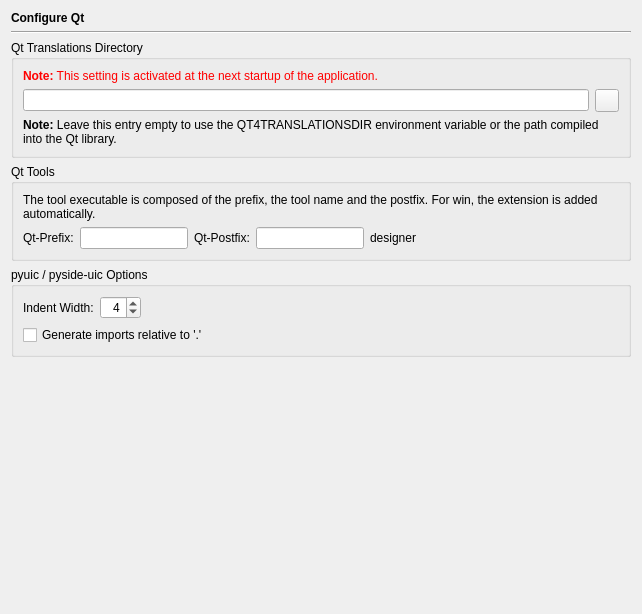
First picture: the form in Preferences/ConfigurationPages/QtPage.ui, repository sg-wireless/Pymakr, before the edit.
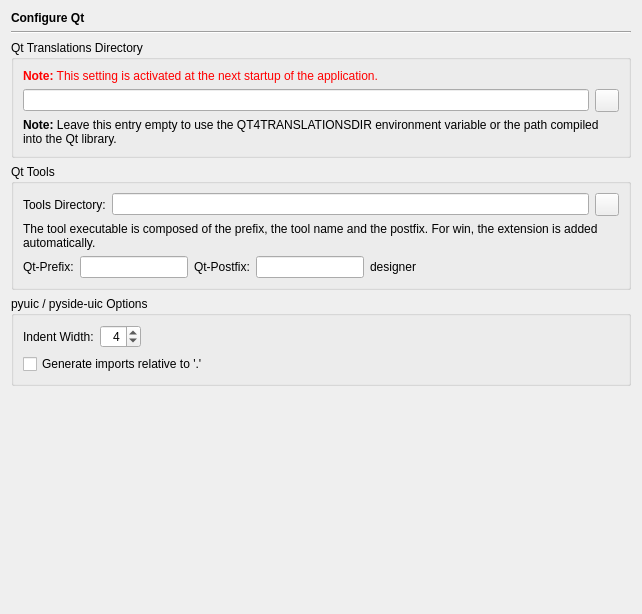
Second picture: the form after the edit.

Commit message: Added capability to set the path to the Qt tools manually (because they are not included in the PyQt5 wheels).

What changed in the file:
```diff
--- a/Preferences/ConfigurationPages/QtPage.ui
+++ b/Preferences/ConfigurationPages/QtPage.ui
@@ -10,7 +10,7 @@
     <height>614</height>
    </rect>
   </property>
-  <layout class="QVBoxLayout" name="verticalLayout">
+  <layout class="QVBoxLayout" name="verticalLayout_2">
    <item>
     <widget class="QLabel" name="headerLabel">
      <property name="text">
@@ -76,8 +76,33 @@
      <property name="title">
       <string>Qt Tools</string>
      </property>
-     <layout class="QGridLayout">
-      <item row="0" column="0" colspan="5">
+     <layout class="QVBoxLayout" name="verticalLayout">
+      <item>
+       <layout class="QHBoxLayout" name="horizontalLayout_2">
+        <item>
+         <widget class="QLabel" name="label_4">
+          <property name="text">
+           <string>Tools Directory:</string>
+          </property>
+         </widget>
+        </item>
+        <item>
+         <widget class="QLineEdit" name="qtToolsDirEdit">
+          <property name="toolTip">
+           <string>Enter the path of the Qt tools directory, if they are not found.</string>
+          </property>
+         </widget>
+        </item>
+        <item>
+         <widget class="QToolButton" name="qtToolsDirButton">
+          <property name="toolTip">
+           <string>Press to select the Qt tools directory via a directory selection dialog</string>
+          </property>
+         </widget>
+        </item>
+       </layout>
+      </item>
+      <item>
        <widget class="QLabel" name="label">
         <property name="text">
          <string>The tool executable is composed of the prefix, the tool name and the postfix. For win, the extension is added automatically.</string>
@@ -87,35 +112,37 @@
         </property>
        </widget>
       </item>
-      <item row="1" column="0">
+      <item>
+       <layout class="QHBoxLayout" name="horizontalLayout">
+        <item>
        <widget class="QLabel" name="label_3">
         <property name="text">
          <string>Qt-Prefix:</string>
         </property>
        </widget>
       </item>
-      <item row="1" column="1">
+        <item>
        <widget class="QLineEdit" name="qt4PrefixEdit">
         <property name="toolTip">
          <string>Enter the prefix for the Qt tools name</string>
         </property>
        </widget>
       </item>
-      <item row="1" column="2">
+        <item>
        <widget class="QLabel" name="label_5">
         <property name="text">
          <string>Qt-Postfix:</string>
         </property>
        </widget>
       </item>
-      <item row="1" column="3">
+        <item>
        <widget class="QLineEdit" name="qt4PostfixEdit">
         <property name="toolTip">
          <string>Enter the postfix for the Qt tools name</string>
         </property>
        </widget>
       </item>
-      <item row="1" column="4">
+        <item>
        <widget class="QLabel" name="qt4SampleLabel">
         <property name="sizePolicy">
          <sizepolicy hsizetype="Expanding" vsizetype="Preferred">
@@ -132,6 +159,8 @@
        </widget>
       </item>
      </layout>
+      </item>
+     </layout>
     </widget>
    </item>
    <item>
```
Left out of the diff: 2 changed lines with no effect on the pictures. Lines whose indentation alone changed are shown as unchanged. The commit also changes 17 other files.
